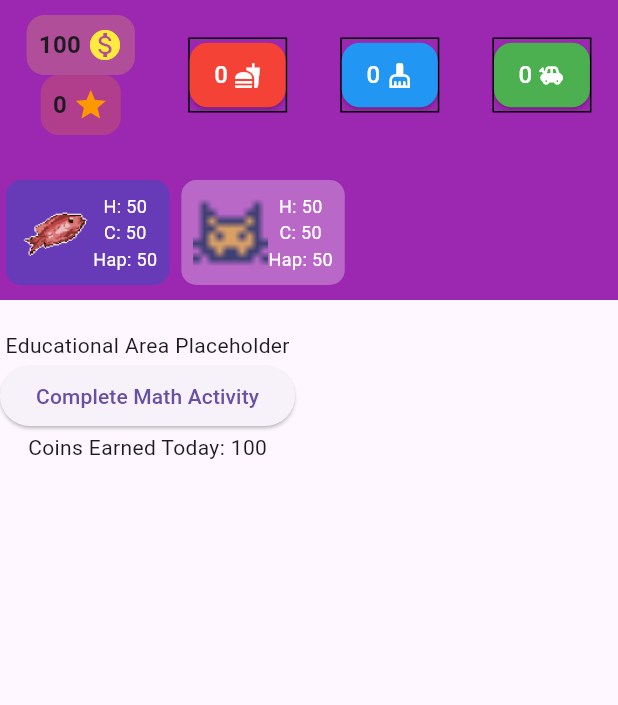
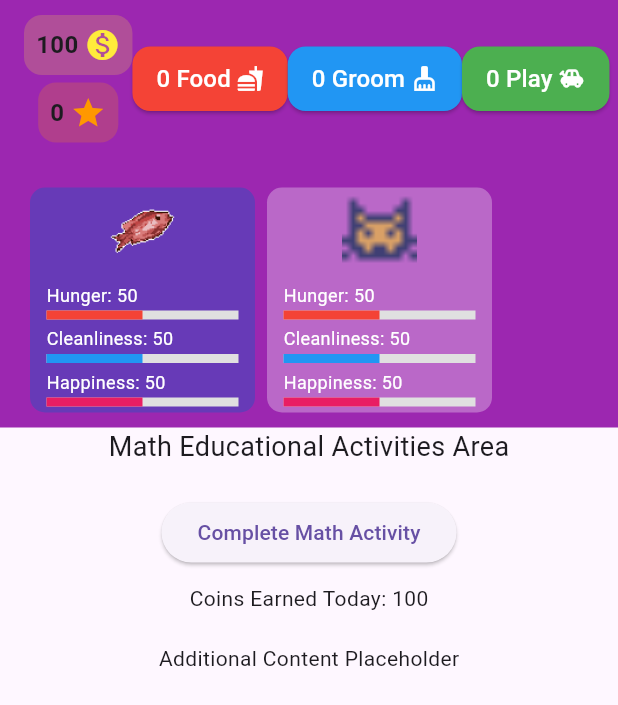
Before and after one commit to Afdholanabil/Petogotchi, a Flutter app: the screen it shows after launch, on a phone screen of 412 x 824 dp. Shown: the top 705 px of the screen. Run offline on Flutter 3.47's test engine with Material 3 defaults, Android fonts, the phone set to English and light mode, and no system bars; our stand-ins replace get; missing offline and left inert: flame.

Commit message:
done drag and drop mechanic in resource button and pet button

```diff
--- a/lib/domain/entities/pet.dart
+++ b/lib/domain/entities/pet.dart
@@ -8,7 +8,8 @@ class Pet {
   int happiness;
   bool ringsClosed;
   DateTime? ringsClosedTime;
-  String environment; // Menambahkan environment
+  String environment;
+  String typeResource; // Tambahkan properti ini
 
   Pet({
     required this.name,
@@ -18,7 +19,8 @@ class Pet {
     this.happiness = 50,
     this.ringsClosed = false,
     this.ringsClosedTime,
-    this.environment = 'Home', // Default environment
+    this.environment = 'Home',
+    this.typeResource = 'food', // Default resource type
   });
 
   void feed() {
--- /dev/null
+++ b/lib/domain/entities/resource_data.dart
@@ -0,0 +1,8 @@
+// lib/domain/entities/resource_data.dart
+
+class ResourceData {
+  final String resourceType;
+  final int amount;
+
+  ResourceData({required this.resourceType, required this.amount});
+}
--- a/lib/main.dart
+++ b/lib/main.dart
@@ -1,3 +1,5 @@
+// lib/main.dart
+
 import 'package:flutter/material.dart';
 import 'package:get/get.dart';
 import 'package:flame/flame.dart';
@@ -34,6 +36,7 @@ class PetogotchiApp extends StatelessWidget {
       theme: ThemeData(
         primarySwatch: Colors.blue,
       ),
+      initialBinding: GameBinding(),
       initialRoute: '/',
       getPages: [
         GetPage(
--- a/lib/presentation/bindings/store_binding.dart
+++ b/lib/presentation/bindings/store_binding.dart
@@ -1,4 +1,5 @@
 // lib/presentation/bindings/store_binding.dart
+
 import 'package:get/get.dart';
 import 'package:learn_1/data/data_source/pet_remote_data_source.dart';
 import 'package:learn_1/data/repositories/pet_repositories_impl.dart';
@@ -26,5 +27,7 @@ class StoreBinding extends Bindings {
           buyResource: Get.find<BuyResource>(),
           unlockPet: Get.find<UnlockPet>(),
         ));
+
+    print('StoreBinding dependencies initialized');
   }
 }
--- a/lib/presentation/pages/home_page.dart
+++ b/lib/presentation/pages/home_page.dart
@@ -2,40 +2,31 @@
 
 import 'package:flutter/material.dart';
 import 'package:get/get.dart';
-import 'package:learn_1/presentation/widgets/pet_button.dart';
-import 'package:learn_1/presentation/widgets/top_bar.dart';
-import '../controllers/game_controller.dart';
+import '../widgets/top_bar.dart';
+import '../widgets/educational_area.dart';
 
 class HomePage extends StatelessWidget {
   @override
   Widget build(BuildContext context) {
-    final GameController gameController = Get.find<GameController>();
-
+    // Tidak perlu memanggil GameController di sini karena sudah di-bind di TopBar
     return Scaffold(
-      appBar: PreferredSize(
-        preferredSize: Size.fromHeight(200.0),
-        child: TopBar(),
-      ),
-      body: SingleChildScrollView(
-        child: Column(
-          mainAxisAlignment: MainAxisAlignment.center,
-          crossAxisAlignment: CrossAxisAlignment.center,
-          children: [
-            // Pet selection area
-
-            SizedBox(height: 20),
-            // Other page content (e.g., Educational Area)
-            Text('Educational Area Placeholder'),
-            ElevatedButton(
-              onPressed: () {
-                gameController.earnCoins(10); // Example action
-              },
-              child: Text('Complete Math Activity'),
+      body: Column(
+        children: [
+          TopBar(),
+          Expanded(
+            child: SingleChildScrollView(
+              child: Column(
+                children: [
+                  // Educational Area
+                  EducationalArea(),
+                  SizedBox(height: 20),
+                  // Additional Content
+                  Text('Additional Content Placeholder'),
+                ],
+              ),
             ),
-            Obx(() =>
-                Text('Coins Earned Today: ${gameController.coins.value}')),
-          ],
-        ),
+          ),
+        ],
       ),
     );
   }
--- a/lib/presentation/pages/pet_environment_page.dart
+++ b/lib/presentation/pages/pet_environment_page.dart
@@ -14,12 +14,12 @@ class PetEnvironmentPage extends StatelessWidget {
 
     return Scaffold(
       appBar: AppBar(
-        title: Text('${selectedPet!.name}\'s Environment'),
+        title: Text('${selectedPet!.value.name}\'s Environment'),
       ),
       body: GameWidget(
         game: PetEnvironmentGame(
           pet: selectedPet,
-          environment: selectedPet.environment, // Menggunakan environment dari pet
+          environment: selectedPet.value.environment, // Menggunakan environment dari pet
         ),
       ),
     );
--- a/lib/presentation/widgets/educational_area.dart
+++ b/lib/presentation/widgets/educational_area.dart
@@ -1,4 +1,5 @@
 // lib/presentation/widgets/educational_area.dart
+
 import 'package:flutter/material.dart';
 import 'package:get/get.dart';
 import '../controllers/game_controller.dart';
--- a/lib/presentation/widgets/pet_button.dart
+++ b/lib/presentation/widgets/pet_button.dart
@@ -1,51 +1,84 @@
 // lib/presentation/widgets/pet_button.dart
+
 import 'package:flutter/material.dart';
-import 'package:learn_1/domain/entities/pet.dart';
+import 'package:get/get.dart';
+import 'package:learn_1/domain/entities/resource_data.dart';
+import '../controllers/game_controller.dart';
+import '../../domain/entities/pet.dart';
 
 class PetButton extends StatelessWidget {
-  final Pet pet;
+  final Rx<Pet> pet; // Ubah dari Pet ke Rx<Pet>
   final bool isSelected;
 
   PetButton({required this.pet, required this.isSelected});
 
   @override
   Widget build(BuildContext context) {
+    final GameController gameController = Get.find<GameController>();
+
+    return DragTarget<ResourceData>(
+      onWillAccept: (data) => data != null && data.amount > 0,
+      onAccept: (data) {
+        print('Resource of amount ${data.amount} dropped on ${pet.value.name}');
+        gameController.applyResourceToPet(data.resourceType, data.amount);
+      },
+      builder: (context, candidateData, rejectedData) {
+        bool isHovering = candidateData.isNotEmpty;
+
+        return Obx(() {
+          Pet currentPet = pet.value;
           return Container(
-      margin: EdgeInsets.symmetric(horizontal: 4),
-      padding: EdgeInsets.all(8),
+            width: 150,
+            height: 150,
             decoration: BoxDecoration(
               color: isSelected ? Colors.deepPurple : Colors.purple[300],
               borderRadius: BorderRadius.circular(10),
+              border: Border.all(
+                color: isHovering ? Colors.green : Colors.transparent,
+                width: 3,
               ),
-      child: Expanded(
-        child: Row(
+            ),
+            child: Column(
+              mainAxisAlignment: MainAxisAlignment.center,
               children: [
+                // Gambar Pet
                 Image.asset(
-              pet.image,
+                  currentPet.image,
                   width: 50,
                   height: 50,
                   fit: BoxFit.cover,
                 ),
-            SizedBox(height: 4),
-            Column(
-              mainAxisAlignment: MainAxisAlignment.spaceEvenly,
+                SizedBox(height: 8),
+                // Stat Bars
+                _buildStatBar('Hunger', Colors.red, currentPet.energy),
+                _buildStatBar('Cleanliness', Colors.blue, currentPet.cleanliness),
+                _buildStatBar('Happiness', Colors.pink, currentPet.happiness),
+              ],
+            ),
+          );
+        });
+      },
+    );
+  }
+
+  Widget _buildStatBar(String label, Color color, int value) {
+    return Padding(
+      padding: const EdgeInsets.symmetric(vertical: 2.0, horizontal: 8.0),
+      child: Column(
+        crossAxisAlignment: CrossAxisAlignment.start,
         children: [
           Text(
-                  'H: ${pet.energy}',
+            '$label: $value',
             style: TextStyle(fontSize: 12, color: Colors.white),
           ),
-                Text(
-                  'C: ${pet.cleanliness}',
-                  style: TextStyle(fontSize: 12, color: Colors.white),
-                ),
-                Text(
-                  'Hap: ${pet.happiness}',
-                  style: TextStyle(fontSize: 12, color: Colors.white),
+          SizedBox(height: 2),
+          LinearProgressIndicator(
+            value: value / 100,
+            backgroundColor: Colors.grey[300],
+            color: color,
+            minHeight: 6,
           ),
         ],
-            )
-          ],
-        ),
       ),
     );
   }
--- a/lib/presentation/widgets/resource_button.dart
+++ b/lib/presentation/widgets/resource_button.dart
@@ -1,29 +1,35 @@
 // lib/presentation/widgets/resource_button.dart
 
 import 'package:flutter/material.dart';
+import 'package:get/get.dart';
+import '../controllers/game_controller.dart';
+import '../../data/models/resource_model.dart';
+import '../../domain/entities/resource_data.dart';
 
 class ResourceButton extends StatelessWidget {
   final IconData icon;
   final String label;
   final int amount;
   final Color color;
-  final VoidCallback onTap;
+  final String resourceType;
 
   ResourceButton({
     required this.icon,
     required this.label,
     required this.amount,
     required this.color,
-    required this.onTap,
+    required this.resourceType,
   });
 
   @override
   Widget build(BuildContext context) {
-    return Container(
-      decoration: BoxDecoration(
-        border: Border.all()
+    final GameController gameController = Get.find<GameController>();
 
-      ),
+    return Draggable<ResourceData>(
+      data: ResourceData(resourceType: resourceType, amount: 1),
+      dragAnchorStrategy: pointerDragAnchorStrategy,
+      feedback: _buildDraggedButton(amount: 1),
+      childWhenDragging: _buildButtonContent(), // Tetap normal saat dragging
       child: ElevatedButton(
         style: ElevatedButton.styleFrom(
           primary: color,
@@ -32,19 +38,80 @@ class ResourceButton extends StatelessWidget {
             borderRadius: BorderRadius.circular(12),
           ),
         ),
-        onPressed: onTap,
+        onPressed: () {
+          gameController.buyResourceAction(
+            ResourceModel(
+              name: label,
+              cost: _getResourceCost(resourceType),
+              type: resourceType,
+            ),
+          );
+        },
+        child: _buildButtonContent(),
+      ),
+    );
+  }
+
+  Widget _buildButtonContent() {
+    return Row(
+      mainAxisSize: MainAxisSize.min,
+      children: [
+        Text(
+          '$amount $label',
+          style: TextStyle(fontSize: 16, color: Colors.white),
+        ),
+        SizedBox(width: 4),
+        Icon(icon, color: Colors.white),
+      ],
+    );
+  }
+Widget _buildDraggedButton({required int amount}) {
+  return Transform.translate(
+    offset: Offset(-20, -20), // Sesuaikan nilai offset sesuai kebutuhan
+    child: Material(
+      color: Colors.transparent,
+      child: Container(
+        padding: EdgeInsets.symmetric(vertical: 8, horizontal: 16),
+        decoration: BoxDecoration(
+          color: color.withOpacity(0.95),
+          borderRadius: BorderRadius.circular(16),
+          boxShadow: [
+            BoxShadow(
+              color: Colors.black26,
+              blurRadius: 4,
+              offset: Offset(2, 2),
+            ),
+          ],
+        ),
         child: Row(
-          mainAxisSize: MainAxisSize.min, // Pastikan Row mengambil ruang minimal
+          mainAxisSize: MainAxisSize.min,
           children: [
             Text(
-              '$amount',
-              style: TextStyle(fontSize: 16, color: Colors.white),
+              '+$amount',
+              style: TextStyle(
+                  fontSize: 18,
+                  color: Colors.white,
+                  fontWeight: FontWeight.bold),
             ),
-            SizedBox(width: 4),
-            Icon(icon, color: Colors.white),
+            SizedBox(width: 6),
+            Icon(icon, color: Colors.white, size: 24),
           ],
         ),
       ),
-    );
+    ),
+  );
+}
+
+  int _getResourceCost(String resourceType) {
+    switch (resourceType) {
+      case 'food':
+        return 10;
+      case 'grooming':
+        return 15;
+      case 'play':
+        return 20;
+      default:
+        return 10;
+    }
   }
 }
--- a/lib/presentation/widgets/top_bar.dart
+++ b/lib/presentation/widgets/top_bar.dart
@@ -2,11 +2,9 @@
 
 import 'package:flutter/material.dart';
 import 'package:get/get.dart';
-import 'package:learn_1/data/models/resource_model.dart';
 import 'package:learn_1/domain/entities/pet.dart';
 import 'package:learn_1/presentation/widgets/Button/currency_button.dart';
 import '../controllers/game_controller.dart';
-
 import 'resource_button.dart';
 import 'pet_button.dart';
 
@@ -16,10 +14,11 @@ class TopBar extends StatelessWidget {
     final GameController gameController = Get.find<GameController>();
 
     return Container(
-      padding: EdgeInsets.symmetric(vertical: 10),
+      padding: EdgeInsets.symmetric(vertical: 10, horizontal: 16),
       color: Colors.purple,
       child: Column(
         children: [
+          // Bar untuk Coins dan Stars
           Row(
             mainAxisAlignment: MainAxisAlignment.spaceAround,
             children: [
@@ -30,6 +29,7 @@ class TopBar extends StatelessWidget {
                         label: gameController.coins.value.toString(),
                         color: Colors.yellow,
                       )),
+                  SizedBox(height: 5),
                   Obx(() => CurrencyButton(
                         icon: Icons.star,
                         label: gameController.stars.value.toString(),
@@ -37,61 +37,51 @@ class TopBar extends StatelessWidget {
                       )),
                 ],
               ),
-              // Membungkus setiap ResourceButton dengan Obx
+              // Resource Buttons
               Obx(() => ResourceButton(
                     icon: Icons.fastfood,
                     label: 'Food',
                     amount: gameController.foodAmount.value,
                     color: Colors.red,
-                    onTap: () {
-                      print('Food button tapped');
-                      gameController.buyResourceAction(
-                        ResourceModel(name: 'Food', cost: 10, type: 'food'),
-                      );
-                    },
+                    resourceType: 'food',
                   )),
               Obx(() => ResourceButton(
                     icon: Icons.cleaning_services,
                     label: 'Groom',
                     amount: gameController.groomingAmount.value,
                     color: Colors.blue,
-                    onTap: () {
-                      print('Groom button tapped');
-                      gameController.buyResourceAction(
-                        ResourceModel(name: 'Grooming Kit', cost: 15, type: 'grooming'),
-                      );
-                    },
+                    resourceType: 'grooming',
                   )),
               Obx(() => ResourceButton(
                     icon: Icons.toys,
                     label: 'Play',
                     amount: gameController.playAmount.value,
                     color: Colors.green,
-                    onTap: () {
-                      print('Play button tapped');
-                      gameController.buyResourceAction(
-                        ResourceModel(name: 'Toy', cost: 20, type: 'play'),
-                      );
-                    },
+                    resourceType: 'play',
                   )),
             ],
           ),
           SizedBox(height: 30),
-          // Lower Layer: Pet Selection and Stats
-          Expanded(
+          // Pet Button sebagai Drop Target dan Selector
+          Container(
+            height: 150,
             child: Obx(() {
               return ListView.builder(
                 scrollDirection: Axis.horizontal,
                 itemCount: gameController.pets.length,
                 itemBuilder: (context, index) {
-                  Pet pet = gameController.pets[index];
-                  return PetButton(
+                  Rx<Pet> pet = gameController.pets[index];
+                  return Padding(
+                    padding: const EdgeInsets.symmetric(horizontal: 4.0),
+                    child: PetButton(
                       pet: pet,
-                      isSelected: gameController.selectedPet.value == pet);
+                      isSelected: gameController.selectedPet.value?.value.name == pet.value.name,
+                    ),
+                  );
                 },
               );
             }),
-          )
+          ),
         ],
       ),
     );
```
Also changed, not shown: lib/presentation/controllers/game_controller.dart (+72 -26 lines), lib/presentation/games/pet_environment_game.dart (+15 -3 lines), lib/presentation/widgets/pet_widget.dart (deleted, +0 -105 lines). Lines whose indentation alone changed are shown as unchanged.
